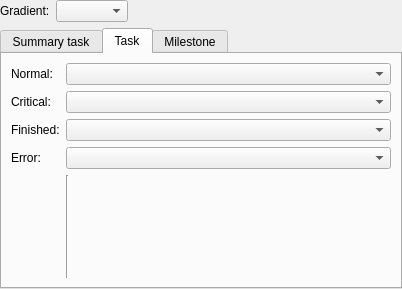
Above: plan/kptcolorsconfigpanel.ui from KDE/calligra before the change. Below: the same form after it.
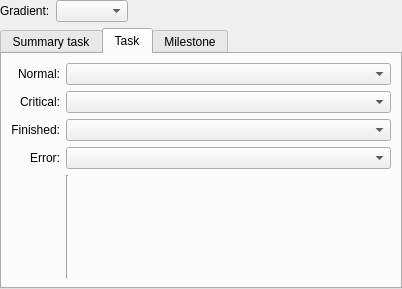
That is the form after the change. The open tabs and pages were chosen to show the change. Custom widgets are drawn as their Qt base class.

Commit message: Right-align labels in Plan's Configure dialog

What changed in the file:
```diff
--- a/plan/kptcolorsconfigpanel.ui
+++ b/plan/kptcolorsconfigpanel.ui
@@ -242,6 +242,9 @@
          <property name="text">
           <string comment="@label:chooser">Normal:</string>
          </property>
+         <property name="alignment">
+          <set>Qt::AlignRight|Qt::AlignTrailing|Qt::AlignVCenter</set>
+         </property>
          <property name="buddy">
           <cstring>kcfg_TaskNormalColor</cstring>
          </property>
@@ -271,6 +274,9 @@
          <property name="text">
           <string comment="@label:chooser">Critical:</string>
          </property>
+         <property name="alignment">
+          <set>Qt::AlignRight|Qt::AlignTrailing|Qt::AlignVCenter</set>
+         </property>
          <property name="buddy">
           <cstring>kcfg_TaskCriticalColor</cstring>
          </property>
@@ -300,6 +306,9 @@
          <property name="text">
           <string comment="@label:chooser">Finished:</string>
          </property>
+         <property name="alignment">
+          <set>Qt::AlignRight|Qt::AlignTrailing|Qt::AlignVCenter</set>
+         </property>
          <property name="buddy">
           <cstring>kcfg_TaskFinishedColor</cstring>
          </property>
@@ -329,6 +338,9 @@
          <property name="text">
           <string comment="@label:chooser">Error:</string>
          </property>
+         <property name="alignment">
+          <set>Qt::AlignRight|Qt::AlignTrailing|Qt::AlignVCenter</set>
+         </property>
          <property name="buddy">
           <cstring>kcfg_TaskErrorColor</cstring>
          </property>
```
Left out of the diff: 12 changed lines with no effect on the pictures. The commit also changes 1 other file.
